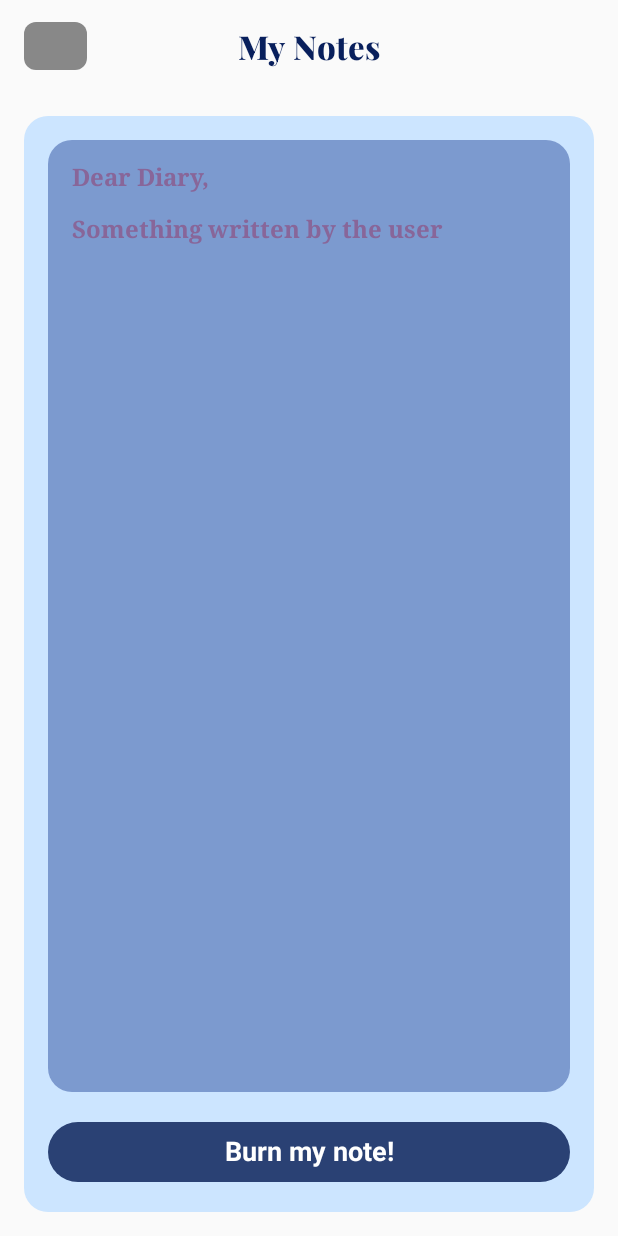
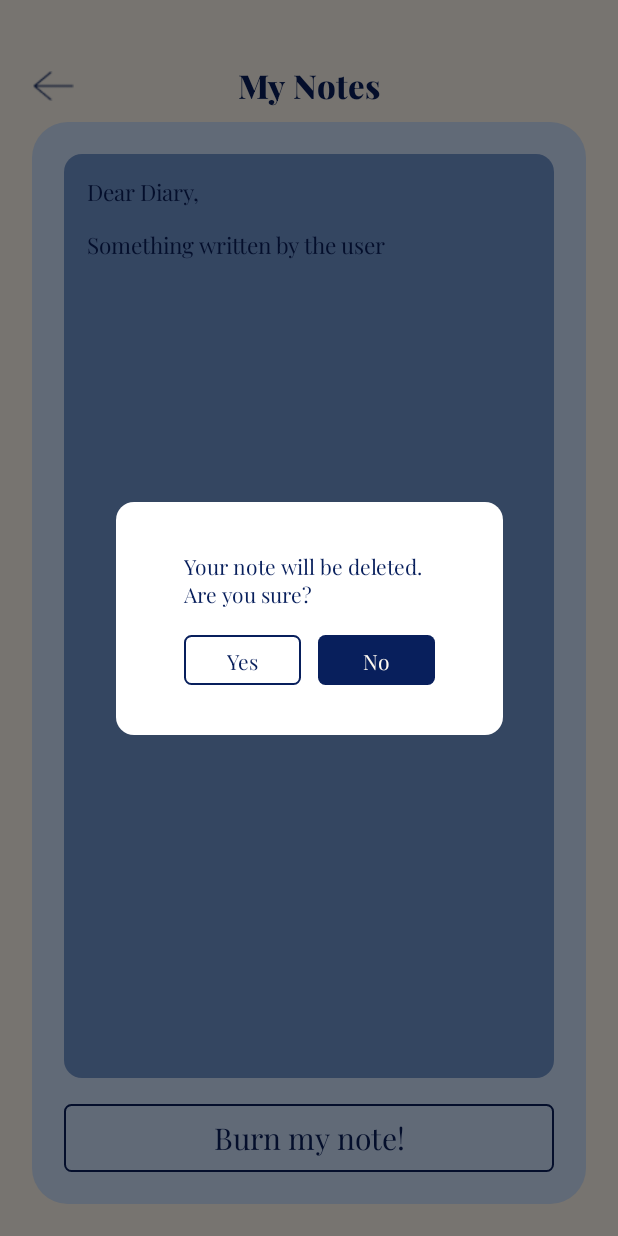
Before and after one commit to IU-Capstone-Project-2024/Dear-Diary, an Android app built with Jetpack Compose: the PrevNoteScreen screen opened through its navigation route, after a tap on "Burn my note!", on a phone screen of 412 x 824 dp. Run offline under Robolectric (Android 15) with nearby library versions, the phone set to English and light mode, and no system bars; Roboto replaces fonts that are not available here.

Commit message:
notes pages. android

```diff
--- a/app/src/main/java/com/example/deardairy/PrevNoteScreen.kt
+++ b/app/src/main/java/com/example/deardairy/PrevNoteScreen.kt
@@ -7,6 +7,10 @@ import androidx.compose.foundation.text.BasicText
 import androidx.compose.material3.Button
 import androidx.compose.material3.MaterialTheme
 import androidx.compose.runtime.Composable
+import androidx.compose.runtime.getValue
+import androidx.compose.runtime.mutableStateOf
+import androidx.compose.runtime.remember
+import androidx.compose.runtime.setValue
 import androidx.compose.ui.Alignment
 import androidx.compose.ui.Modifier
 import androidx.compose.ui.draw.clip
@@ -19,98 +23,85 @@ import androidx.compose.ui.unit.dp
 import androidx.compose.ui.unit.sp
 import androidx.navigation.NavHostController
 import androidx.navigation.compose.rememberNavController
+import com.example.deardairy.ui.theme.BackgroundColor
+import com.example.deardairy.ui.theme.BlueContainerColor
 import com.example.deardairy.ui.theme.BodyTextStyle
+import com.example.deardairy.ui.theme.ButtonState
+import com.example.deardairy.ui.theme.ButtonType
+import com.example.deardairy.ui.theme.CustomButton
+import com.example.deardairy.ui.theme.DarkBlueColor
+import com.example.deardairy.ui.theme.Overlay
+import com.example.deardairy.ui.theme.PrimaryStyledContainer
 import com.example.deardairy.ui.theme.TitleTextStyle
+import com.example.deardairy.ui.theme.TopBar
+import com.example.deardairy.ui.theme.playfairDisplayFontFamily
 
 @Composable
 fun PrevNoteScreen(navController: NavHostController) {
+    var overlayVisible by remember { mutableStateOf(false) }
     Column(
-        modifier = Modifier.fillMaxSize(),
-        verticalArrangement = Arrangement.SpaceBetween,
-        horizontalAlignment = Alignment.CenterHorizontally
+        modifier = Modifier
+            .background(color = BackgroundColor)
+            .fillMaxSize(),
+        verticalArrangement = Arrangement.Top
     ) {
-        Box(
-            modifier = Modifier
-                .fillMaxWidth()
-                .padding(horizontal = 16.dp)
-        ) {
-            Row(
-                modifier = Modifier.align(Alignment.CenterStart),
-                verticalAlignment = Alignment.CenterVertically,
-                horizontalArrangement = Arrangement.Start
-            ) {
-                Box(
-                    modifier = Modifier
-                        .height(32.dp)
-                        .width(42.dp)
-                        .background(color = Color.Gray, shape = RoundedCornerShape(8.dp))
-                )
-            }
-            Row(
-                modifier = Modifier.align(Alignment.Center),
-                verticalAlignment = Alignment.CenterVertically
-            ) {
-                BasicText(
-                    text = "My Notes",
-                    style = TitleTextStyle,
-                    modifier = Modifier.padding(vertical = 16.dp, horizontal = 16.dp)
-                )
-            }
-        }
+        TopBar(title = "My Notes", showLeftButton = true, navController = navController)
 
-
-        Column(
-            modifier = Modifier
-                .weight(0.3f)
-                .fillMaxSize()
-                .fillMaxWidth()
-                .padding(16.dp)
-                .background(color = Color(0xFFCCE5FF), shape = RoundedCornerShape(16.dp)),
-            horizontalAlignment = Alignment.Start
-
-        ) {
-            Column (
+        PrimaryStyledContainer {
+            Column(
                 modifier = Modifier
                     .weight(0.3f)
                     .fillMaxSize()
                     .fillMaxWidth()
-                    .padding(16.dp)
-                    .background(color = Color(0x77224499), shape = RoundedCornerShape(16.dp))
-                    .padding(16.dp),
+                    .padding(bottom = 17.dp)
+                    .background(color = BlueContainerColor, shape = RoundedCornerShape(12.dp))
+                    .padding(15.dp),
                 horizontalAlignment = Alignment.Start
 
             ) {
                 BasicText(
                     text = "Dear Diary,",
-                    style = BodyTextStyle,
-                    modifier = Modifier.padding(bottom = 16.dp)
+                    style = TextStyle(
+                        fontFamily = playfairDisplayFontFamily,
+                        fontSize = 15.sp,
+                        fontWeight = FontWeight.Normal,
+                        color = DarkBlueColor
+                    ),
+                    modifier = Modifier.padding(bottom = 15.dp)
                 )
 
                 BasicText(
                     text = "Something written by the user",
-                    style = BodyTextStyle,
-                    modifier = Modifier.padding(bottom = 16.dp)
+                    style = TextStyle(
+                        fontFamily = playfairDisplayFontFamily,
+                        fontSize = 15.sp,
+                        fontWeight = FontWeight.Normal,
+                        color = DarkBlueColor
+                    ),
+//                    modifier = Modifier.padding(bottom = 16.dp)
                 )
             }
-
-            Button(
-                onClick = { },
-                modifier = Modifier
-                    .fillMaxWidth()
-                    .padding(horizontal = 16.dp)
-                    .padding(bottom = 16.dp)
-//                  .align(Alignment.BottomCenter)
-            ) {
-                BasicText(
-                    text = "Burn my note!",
-                    style = TextStyle(
-                        fontSize = 18.sp,
-                        fontWeight = FontWeight.Bold,
-                        color = Color.White
-                    )
-                )
+            CustomButton(buttonState = ButtonState(
+                type = ButtonType.SECONDARY,
+                text = "Burn my note!",
+                isActive = true,
+                onClickAction = { overlayVisible = true }
+            ))
+        }
+    }
+    if (overlayVisible) {
+        Overlay(
+            title = "Your note will be deleted.\n" +
+                    "Are you sure?",
+            onConfirm = {
+                // Perform navigation or action on confirm
+                navController.navigate("main_screen")
+                overlayVisible = false // Hide overlay
+            },
+            onCancel = {
+                overlayVisible = false // Hide overlay on cancel
             }
-        }
+        )
     }
 }
 
--- a/app/src/main/java/com/example/deardairy/ui/theme/ButtonStyles.kt
+++ b/app/src/main/java/com/example/deardairy/ui/theme/ButtonStyles.kt
@@ -18,6 +18,8 @@ import androidx.compose.runtime.remember
 import androidx.compose.ui.Modifier
 import androidx.compose.ui.graphics.Color
 import androidx.compose.ui.tooling.preview.Preview
+import androidx.compose.ui.unit.Dp
+import androidx.compose.ui.unit.TextUnit
 import androidx.compose.ui.unit.dp
 import androidx.compose.ui.unit.sp
 
@@ -36,7 +38,12 @@ data class ButtonState(
 )
 
 @Composable
-fun CustomButton(buttonState: ButtonState) {
+fun CustomButton(buttonState: ButtonState,
+                 width: Dp? = null,
+                 height: Dp = 45.dp,
+                 textSize: TextUnit = 20.sp) {
+
+
     // Определяем цвета для разных состояний кнопки
     val backgroundColor = if (buttonState.isActive) {
         when (buttonState.type) {
@@ -71,6 +78,10 @@ fun CustomButton(buttonState: ButtonState) {
     } else {
         null
     }
+    val modifier = if (width != null) {
+        Modifier.width(width).height(height)
+    } else {
+        Modifier.fillMaxWidth().height(height) }
 
     Button(
         onClick = buttonState.onClickAction,
@@ -85,13 +96,9 @@ fun CustomButton(buttonState: ButtonState) {
             bottomStart = CornerSize(5.dp),
             bottomEnd = CornerSize(5.dp)
         ),
-        modifier = Modifier
-            .fillMaxWidth()
-//            .padding(16.dp)
-            .height(45.dp)
-//            .padding(horizontal = 16.dp)
+        modifier = modifier
     ) {
-        Text(text = buttonState.text, style = ButtonTextStyle)
+        Text(text = buttonState.text, style = ButtonTextStyle.copy(fontSize = textSize))
     }
 }
 
--- a/app/src/main/java/com/example/deardairy/ui/theme/Containers.kt
+++ b/app/src/main/java/com/example/deardairy/ui/theme/Containers.kt
@@ -317,11 +317,13 @@ fun TopBar(
     Box(
         modifier = Modifier
             .fillMaxWidth()
-            .padding(horizontal = 16.dp)
+            .padding(horizontal = 21.dp)
     ) {
         if (showLeftButton) {
             Row(
-                modifier = Modifier.align(Alignment.CenterStart),
+                modifier = Modifier
+                    .align(Alignment.BottomStart)
+                    .padding(bottom = 14.dp),
                 verticalAlignment = Alignment.CenterVertically,
                 horizontalArrangement = Arrangement.Start
             ) {
@@ -360,8 +362,9 @@ fun MiniButton(
             painter = painterResource(id = R.drawable.arrow), // ваше изображение
             contentDescription = null,
             modifier = Modifier
-                .size(100.dp)
+                .size(100.dp),
 //                .padding(8.dp)
+            tint = Color.Unspecified
         )
     }
 }
@@ -380,51 +383,51 @@ fun Overlay(
         Column(
             modifier = Modifier
                 .align(Alignment.Center)
-                .background(Color.White, shape = RoundedCornerShape(16.dp))
-                .padding(horizontal = 48.dp, vertical = 24.dp)
-                .fillMaxWidth(0.6f),
+                .width(258.dp)
+                .background(Color.White, shape = RoundedCornerShape(12.dp))
+                .padding(horizontal = 45.dp, vertical = 33.dp)
+                .fillMaxWidth(0.67f),
             horizontalAlignment = Alignment.Start
         ) {
             BasicText(
                 text = title,
                 style = TextStyle(
-                    fontSize = 18.sp,
-                    fontWeight = FontWeight.Bold,
-                    color = Color.Black
+                    fontFamily = playfairDisplayFontFamily,
+                    fontSize = 14.sp,
+                    fontWeight = FontWeight.Normal,
+                    color = DarkBlueColor
                 ),
-                modifier = Modifier.padding(bottom = 16.dp)
+                modifier = Modifier.padding(bottom = 18.dp)
             )
             Row(
                 modifier = Modifier.fillMaxWidth(),
                 horizontalArrangement = Arrangement.SpaceBetween
             ) {
-                Button(
-                    onClick = onConfirm,
-                    colors = ButtonDefaults.buttonColors(Color.Gray)
-                ) {
-                    BasicText(text = "Yes",style = TextStyle(
-                        fontSize = 18.sp,
-                        fontWeight = FontWeight.Bold,
-                        color = Color.White
-                    )
-                    )
-                }
-                Button(
-                    onClick = onCancel,
-                    colors = ButtonDefaults.buttonColors(Color.Blue)
-                ) {
-                    BasicText(text = "No",
-                        style = TextStyle(
-                            fontSize = 18.sp,
-                            fontWeight = FontWeight.Bold,
-                            color = Color.White
-                        )
-                    )
-                }
+                CustomButton(buttonState = ButtonState(
+                    type = ButtonType.SECONDARY,
+                    text = "Yes",
+                    isActive = true,
+                    onClickAction = onConfirm,
+                ),
+                    width = 78.dp,
+                    height = 33.dp,
+                    textSize = 14.sp
+                )
+
+                CustomButton(buttonState = ButtonState(
+                    type = ButtonType.PRIMARY,
+                    text = "No",
+                    isActive = true,
+                    onClickAction = onCancel
+                ),
+                    width = 78.dp,
+                    height = 33.dp,
+                    textSize = 14.sp)
             }
         }
     }
 }
+
 
 @Composable
 fun PrevEmotionContainer(
@@ -485,11 +488,11 @@ fun PrimaryStyledContainerPreview() {
 //        ) {
 //            selectedChoice = "Other"
 //        }
-        EmotionBox(
-            showAdditionalInfo = true,
-            showButton = true,
-            textWidth = 107.dp
-        )
+//        EmotionBox(
+//            showAdditionalInfo = true,
+//            showButton = true,
+//            textWidth = 107.dp
+//        )
 //        CustomBoxWithTexts(
 //            boxHeight = 60.dp,
 //            text1 = "Note name",
@@ -499,9 +502,9 @@ fun PrimaryStyledContainerPreview() {
 //        TopBar(title = "Hi")
     }
 
-//    Overlay(
-//        title = "Are you sure?",
-//        onConfirm = {},
-//        onCancel = {}
-//    )
+    Overlay(
+        title = "Are you sure?",
+        onConfirm = {},
+        onCancel = {}
+    )
 }
```
Also changed, not shown: app/src/main/java/com/example/deardairy/NewNoteScreen.kt (+66 -68 lines), app/src/main/res/drawable/help.png (added), app/src/main/res/drawable/report.png (added).
